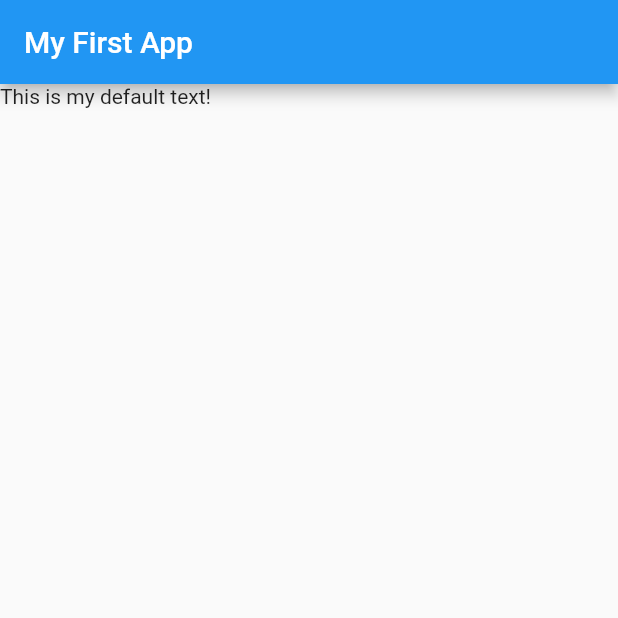
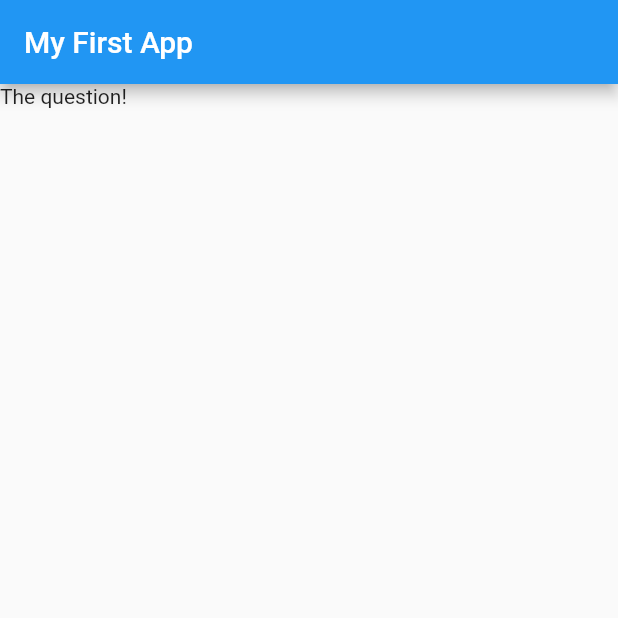
Before and after one commit to davidgarcial/flutter_and_dart_learning, a Flutter app: the screen it shows after launch, on a phone screen of 412 x 824 dp, the top half of it. Run offline on Flutter 3.47's test engine with Material 2 defaults, Android fonts, the light colour scheme and no system bars.

Commit message:
Add component

```diff
--- a/flutter_complete_guide/lib/main.dart
+++ b/flutter_complete_guide/lib/main.dart
@@ -11,12 +11,18 @@ void main() => runApp(MyApp());
 class MyApp extends StatelessWidget {
   @override
   Widget build(BuildContext context) {
+    var questions = [
+      'What\'s your favorite color?',
+      'What\'s your favorite animal?'
+    ];
     return MaterialApp(
         home: Scaffold(
       appBar: AppBar(
         title: Text('My First App'),
       ),
-      body: Text('This is my default text!'),
+      body: Column(
+        children: [Text('The question!')],
+      ),
     ));
   }
 }
```
